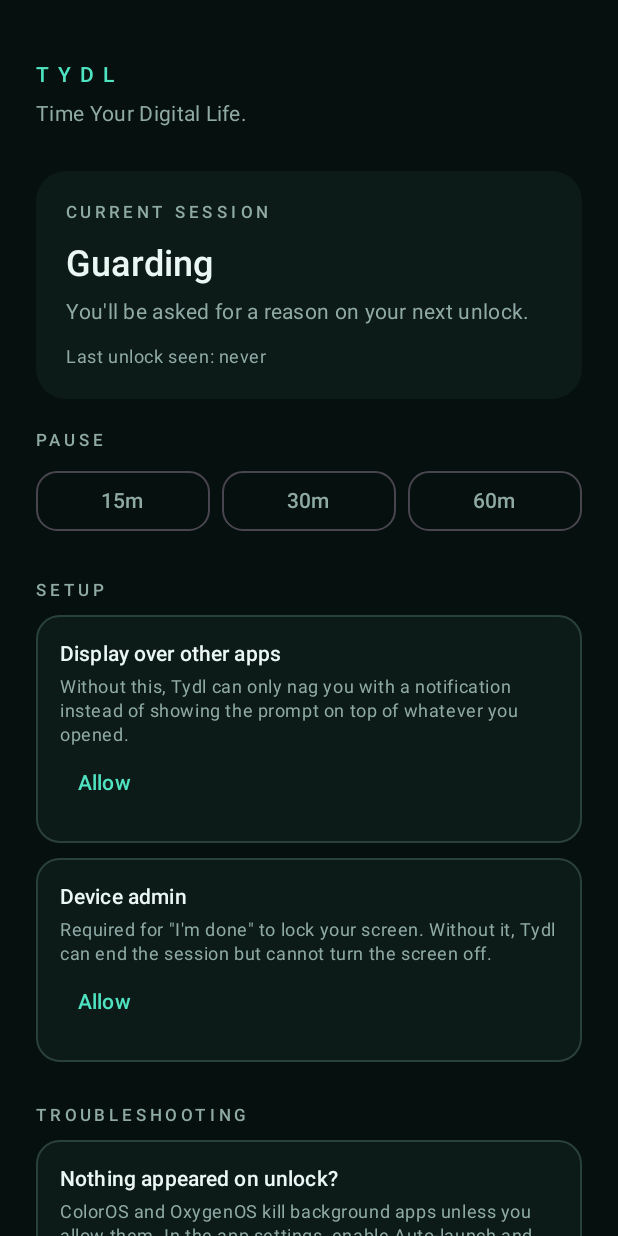
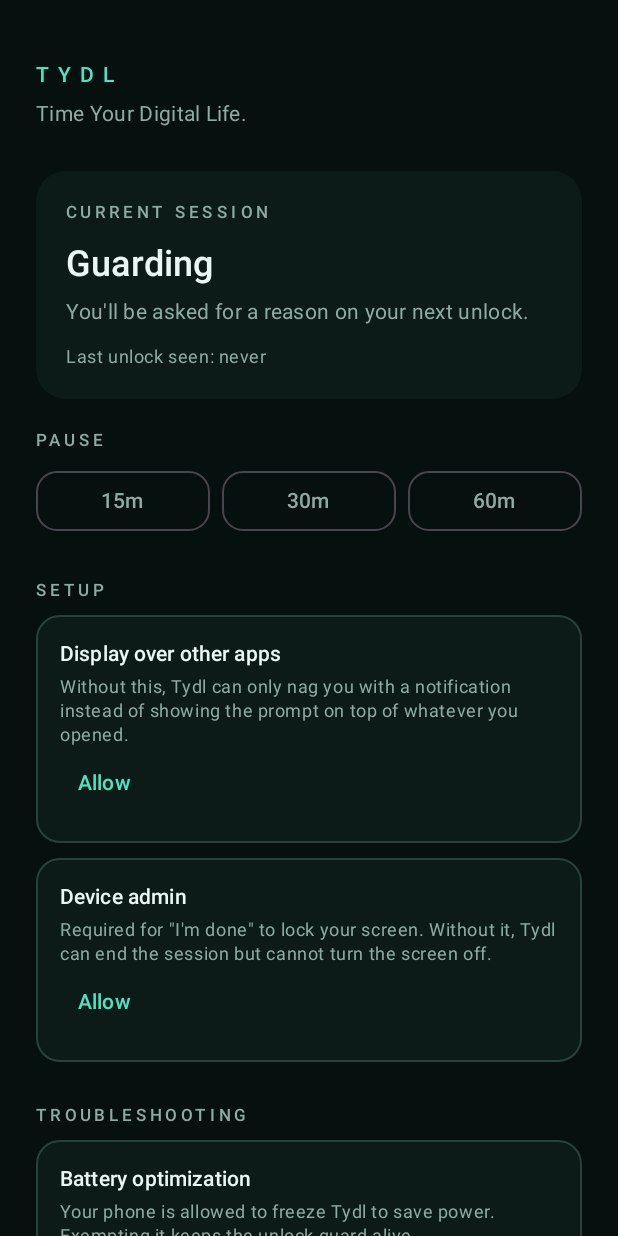
Before and after one commit to SerAbin1/tydl, an Android app built with Jetpack Compose: the screen it shows after launch (MainActivity), on a phone screen of 412 x 824 dp. Run offline under Robolectric (Android 15) with nearby library versions, the phone set to English and light mode, and no system bars.

Commit message:
fix: remove unnessacry troublshooting guide

```diff
--- a/app/src/main/java/io/github/serabin1/tydl/ui/MainActivity.kt
+++ b/app/src/main/java/io/github/serabin1/tydl/ui/MainActivity.kt
@@ -197,7 +197,6 @@ class MainActivity : ComponentActivity() {
             },
             onAllowDeviceAdmin = ::openDeviceAdminSettings,
             onAllowBattery = ::requestBatteryExemption,
-            onOpenAppSettings = ::openAppSettings,
             onTestUnlock = { GuardService.simulateUnlock(this) },
             onEndEarly = { earlyEnd = true },
         )
@@ -285,7 +284,6 @@ private fun MainScreen(
     onAllowNotifications: () -> Unit,
     onAllowDeviceAdmin: () -> Unit,
     onAllowBattery: () -> Unit,
-    onOpenAppSettings: () -> Unit,
     onTestUnlock: () -> Unit,
     onEndEarly: () -> Unit,
 ) {
@@ -463,15 +461,7 @@ private fun MainScreen(
             color = Mist,
         )
         Spacer(Modifier.height(8.dp))
-        SetupCard(
-            title = "Nothing appeared on unlock?",
-            body = "ColorOS and OxygenOS kill background apps unless you allow them. In the app " +
-                "settings, enable Auto-launch and Allow background activity.",
-            action = "Open app settings",
-            onClick = onOpenAppSettings,
-        )
         if (!batteryExempt) {
-            Spacer(Modifier.height(10.dp))
             SetupCard(
                 title = "Battery optimization",
                 body = "Your phone is allowed to freeze Tydl to save power. Exempting it keeps the " +
@@ -479,8 +469,8 @@ private fun MainScreen(
                 action = "Allow",
                 onClick = onAllowBattery,
             )
+            Spacer(Modifier.height(10.dp))
         }
-        Spacer(Modifier.height(10.dp))
         OutlinedButton(
             onClick = onTestUnlock,
             shape = RoundedCornerShape(14.dp),
```
